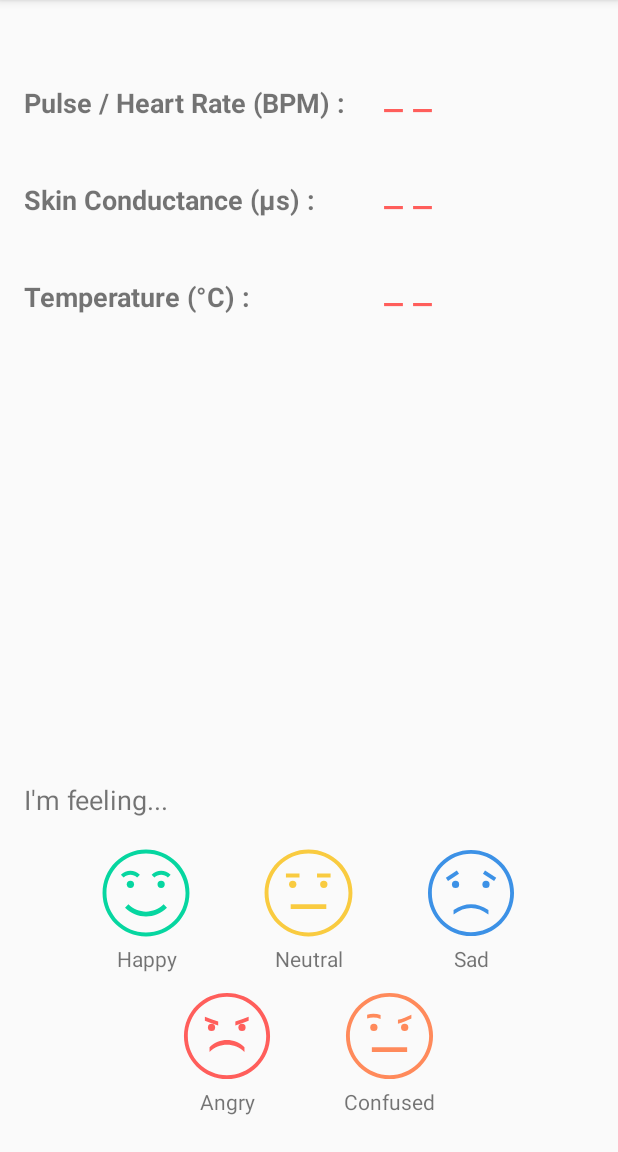
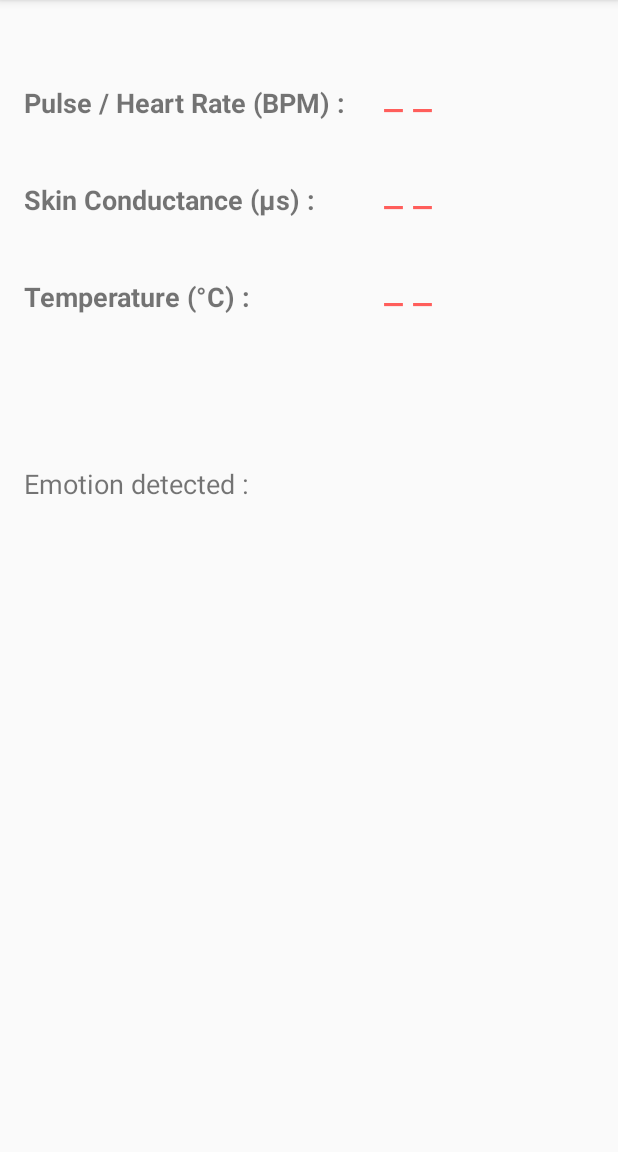
Before and after one commit to CecileRobertMichon/BioMusic, an Android app: the screen it shows after launch (MainActivity), on a phone screen of 412 x 824 dp, the part 84-1236 px from its top. Run offline under Robolectric (Android 15) with nearby library versions, the phone set to English and light mode, and no system bars; libraries missing offline, so code that uses them is left out: com.thoughttechnology.api, org.billthefarmer.mididriver; 5 statements that could not run were skipped.

Commit message:
changed main layout

```diff
--- a/app/src/main/res/layout/content_main.xml
+++ b/app/src/main/res/layout/content_main.xml
@@ -51,7 +51,7 @@
         android:layout_alignRight="@id/heart_rate_value"
         android:text="_ _" />
 
-    <TableLayout
+    <!--     <TableLayout
          android:id="@+id/emotion_table"
          android:layout_width="match_parent"
          android:layout_height="wrap_content"
@@ -106,7 +106,7 @@
                  android:layout_marginRight="24dp"
                  android:layout_marginLeft="24dp"
                  android:gravity="center"
-                android:text="Happy" />
+                 android:text="Joy" />
 
              <TextView
                  android:id="@+id/neutral_label"
@@ -173,15 +173,14 @@
                  android:layout_marginRight="24dp"
                  android:text="Confused" />
 
-        </TableRow>
-
-    </TableLayout>
+     </TableLayout>  -->
 
      <TextView
     android:id="@+id/emotion_title"
     style="@style/title"
-        android:layout_above="@id/emotion_table"
-        android:text="I'm feeling..." />
+    android:layout_marginTop="100dp"
+    android:layout_below="@id/temperature_label"
+    android:text="Emotion detected :" />
 
     <TextView
          android:layout_width="wrap_content"
@@ -190,4 +189,15 @@
          android:layout_centerHorizontal="true"
          android:id="@+id/init_label" />
 
+    <TextView
+        android:id="@+id/emotion_detected"
+        style="@style/title"
+        android:text="Joy"
+        android:layout_marginTop="16dp"
+        android:layout_centerVertical="true"
+        android:layout_centerHorizontal="true"
+        android:layout_below="@+id/emotion_title"
+        android:visibility="invisible"
+        android:textSize="26sp" />
+
 </RelativeLayout>
```
Lines whose indentation alone changed are shown as unchanged.
